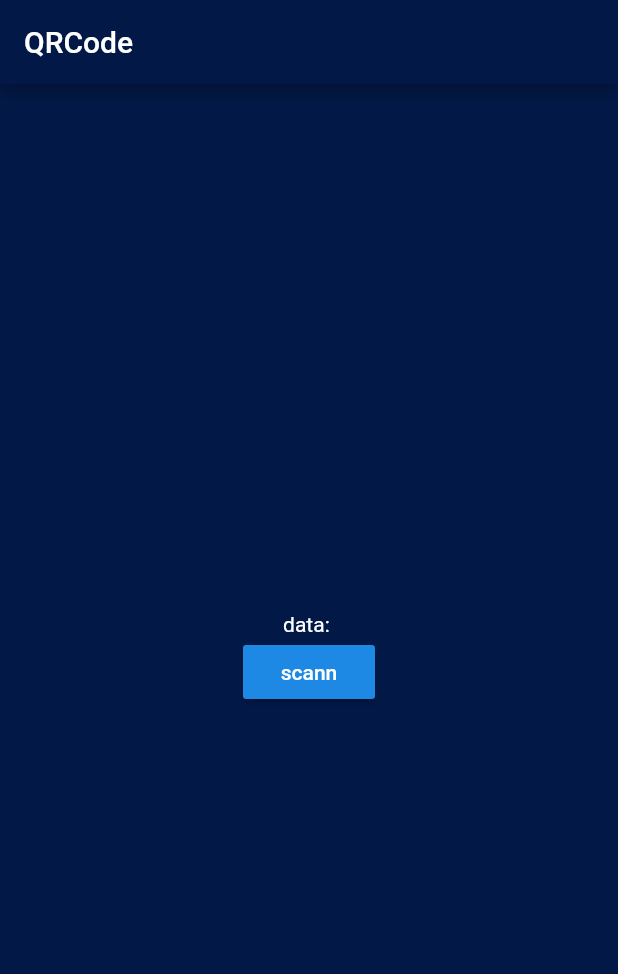
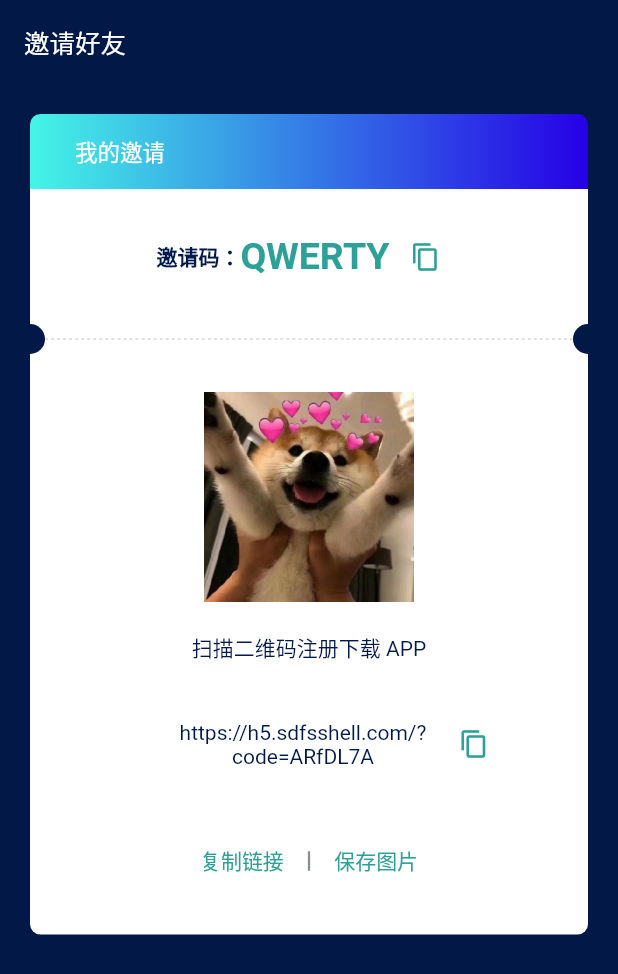
Before and after one commit to JohnnyLuv/flutter-app-easy-demo, a Flutter app: the screen it shows after launch, on a phone screen of 412 x 824 dp. Shown: the top 974 px of the screen. Run offline on Flutter 3.47's test engine with Material 2 defaults, Android fonts, the phone set to English and light mode, and no system bars; our stand-ins replace flutter_swiper, fluttertoast; missing offline and left inert: barcode_scan.

Commit message:
邀请好友

```diff
--- /dev/null
+++ b/lib/components/dashBorder.dart
@@ -0,0 +1,40 @@
+// 虚线
+
+import 'package:flutter/material.dart';
+
+class DashBorder extends StatelessWidget {
+  final double height;
+  final double dotWidth;
+  final Color color;
+
+  const DashBorder({
+    this.height = 1,
+    this.dotWidth = 2,
+    this.color = Colors.black,
+  });
+
+  @override
+  Widget build(BuildContext context) {
+    return LayoutBuilder(
+      builder: (BuildContext context, BoxConstraints constraints) {
+        final boxWidth = constraints.constrainWidth();
+        final dashWidth = dotWidth;
+        final dashHeight = height;
+        final dashCount = (boxWidth / (2 * dashWidth)).floor();
+        return Flex(
+          children: List.generate(dashCount, (_) {
+            return SizedBox(
+              width: dashWidth,
+              height: dashHeight,
+              child: DecoratedBox(
+                decoration: BoxDecoration(color: color),
+              ),
+            );
+          }),
+          mainAxisAlignment: MainAxisAlignment.spaceBetween,
+          direction: Axis.horizontal,
+        );
+      },
+    );
+  }
+}
--- a/lib/main.dart
+++ b/lib/main.dart
@@ -1,10 +1,11 @@
 import 'package:flutter/material.dart';
-import 'package:my_app/views/qrCode.dart';
+import 'package:my_app/views/invite.dart';
 import 'package:my_app/views/user/setPayPwd.dart';
 import 'package:my_app/views/user/signIn.dart';
 import 'package:my_app/views/user/signUp.dart';
 import 'package:my_app/views/user/resetPwd.dart';
 import 'package:my_app/views/layout.dart';
+import 'package:my_app/views/qrCode.dart';
 
 void main() => runApp(MyApp());
 
@@ -19,15 +20,20 @@ class MyApp extends StatelessWidget {
         primaryColor: Color.fromRGBO(2, 25, 72, 1),
         scaffoldBackgroundColor: Color.fromRGBO(2, 25, 72, 1),
         accentColor: Color.fromRGBO(27, 255, 255, 1),
+        appBarTheme: AppBarTheme(
+          textTheme: TextTheme(title: TextStyle(fontSize: 17)),
+          elevation: 0,
+        ),
       ),
-      initialRoute: '/qrCode',
+      initialRoute: '/invite',
       routes: {
-        '/signIn': (context) => SignIn(),
-        '/signUp': (context) => SignUp(),
-        '/resetPwd': (context) => ResetPwd(),
-        '/index': (context) => Layout(),
-        '/setPayPwd': (context) => SetPayPwd(),
-        '/qrCode': (context) => QRCode()
+        '/signIn': (context) => SignIn(), // 登录
+        '/signUp': (context) => SignUp(), // 注册
+        '/resetPwd': (context) => ResetPwd(), // 重置密码
+        '/index': (context) => Layout(), // 首页
+        '/setPayPwd': (context) => SetPayPwd(), // 设置支付密码
+        '/qrCode': (context) => QRCode(), // 测试扫码组件
+        '/invite': (context) => Invite(), // 邀请好友
       },
     );
   }
--- /dev/null
+++ b/lib/views/invite.dart
@@ -0,0 +1,138 @@
+import 'package:flutter/material.dart';
+import 'package:my_app/components/dashBorder.dart';
+
+class Invite extends StatefulWidget {
+  Invite({Key key}) : super(key: key);
+
+  @override
+  _InviteState createState() => _InviteState();
+}
+
+class _InviteState extends State<Invite> {
+  @override
+  Widget build(BuildContext context) {
+    return Scaffold(
+      appBar: AppBar(title: Text('邀请好友')),
+      body: ListView(
+        padding: EdgeInsets.only(top: 20, bottom: 45, left: 20, right: 20),
+        children: <Widget>[
+          Container(
+            child: Text('我的邀请', style: TextStyle(fontSize: 15)),
+            height: 50,
+            alignment: Alignment.centerLeft,
+            padding: EdgeInsets.only(left: 30),
+            decoration: BoxDecoration(
+              gradient: LinearGradient(
+                colors: [
+                  Color.fromRGBO(68, 245, 230, 1),
+                  Color.fromRGBO(38, 0, 230, 1),
+                ],
+              ),
+              borderRadius: BorderRadius.only(topLeft: Radius.circular(7), topRight: Radius.circular(7)),
+            ),
+          ),
+          Container(
+            height: 90,
+            color: Colors.white,
+            child: Row(
+              mainAxisAlignment: MainAxisAlignment.center,
+              children: <Widget>[
+                Text('邀请码：', style: TextStyle(fontSize: 14, fontWeight: FontWeight.w600, color: Color.fromRGBO(2, 26, 75, 1))),
+                Text('QWERTY', style: TextStyle(fontSize: 25, fontWeight: FontWeight.w600, color: Color.fromRGBO(45, 161, 151, 1))),
+                IconButton(
+                  icon: Icon(Icons.content_copy),
+                  iconSize: 20,
+                  color: Color.fromRGBO(45, 161, 151, 1),
+                  onPressed: () {
+                    print('复制拉');
+                  },
+                ),
+              ],
+            ),
+          ),
+          Container(
+            color: Colors.white,
+            height: 20,
+            child: Stack(
+              children: <Widget>[
+                Positioned(
+                  top: 9.5,
+                  left: 10,
+                  right: 10,
+                  child: DashBorder(color: Color.fromRGBO(217, 217, 217, 1)),
+                ),
+                Positioned(
+                  top: 0,
+                  left: -10,
+                  child: Container(
+                    width: 20,
+                    height: 20,
+                    decoration: BoxDecoration(color: Color.fromRGBO(2, 25, 72, 1), borderRadius: BorderRadius.circular(20)),
+                  ),
+                ),
+                Positioned(
+                  top: 0,
+                  right: -10,
+                  child: Container(
+                    width: 20,
+                    height: 20,
+                    decoration: BoxDecoration(color: Color.fromRGBO(2, 25, 72, 1), borderRadius: BorderRadius.circular(20)),
+                  ),
+                ),
+              ],
+            ),
+          ),
+          Container(
+            padding: EdgeInsets.only(top: 25, bottom: 25),
+            decoration: BoxDecoration(color: Colors.white, borderRadius: BorderRadius.only(bottomLeft: Radius.circular(7), bottomRight: Radius.circular(7))),
+            child: Column(
+              children: <Widget>[
+                Image.asset('assets/images/avatar.jpeg', width: 140, height: 140),
+                SizedBox(height: 20),
+                Text('扫描二维码注册下载 APP', style: TextStyle(fontSize: 14, color: Color.fromRGBO(2, 26, 75, 1))),
+                SizedBox(height: 30),
+                Row(
+                  mainAxisAlignment: MainAxisAlignment.center,
+                  children: <Widget>[
+                    Container(
+                      width: 220,
+                      padding: EdgeInsets.only(left: 40),
+                      child: Text('https://h5.sdfsshell.com/?code=ARfDL7A', textAlign: TextAlign.center, style: TextStyle(fontSize: 14, color: Color.fromRGBO(2, 26, 75, 1))),
+                    ),
+                    IconButton(
+                      icon: Icon(Icons.content_copy),
+                      iconSize: 20,
+                      color: Color.fromRGBO(45, 161, 151, 1),
+                      onPressed: () {
+                        print('复制拉');
+                      },
+                    ),
+                  ],
+                ),
+                SizedBox(height: 30),
+                Row(
+                  mainAxisAlignment: MainAxisAlignment.center,
+                  children: <Widget>[
+                    FlatButton(
+                      child: Text('复制链接', style: TextStyle(fontSize: 14, color: Color.fromRGBO(45, 161, 151, 1))),
+                      onPressed: () {
+                        print('复制链接拉');
+                      },
+                    ),
+                    Container(width: 1.5, height: 13, decoration: BoxDecoration(color: Color.fromRGBO(134, 143, 142, 1))),
+                    FlatButton(
+                      child: Text('保存图片', style: TextStyle(fontSize: 14, color: Color.fromRGBO(45, 161, 151, 1))),
+                      onPressed: () {
+                        print('保存图片拉');
+                      },
+                    ),
+                  ],
+                ),
+              ],
+            ),
+          ),
+        ],
+      ),
+    );
+  }
+}
```
Also changed, not shown: 2 other files.
